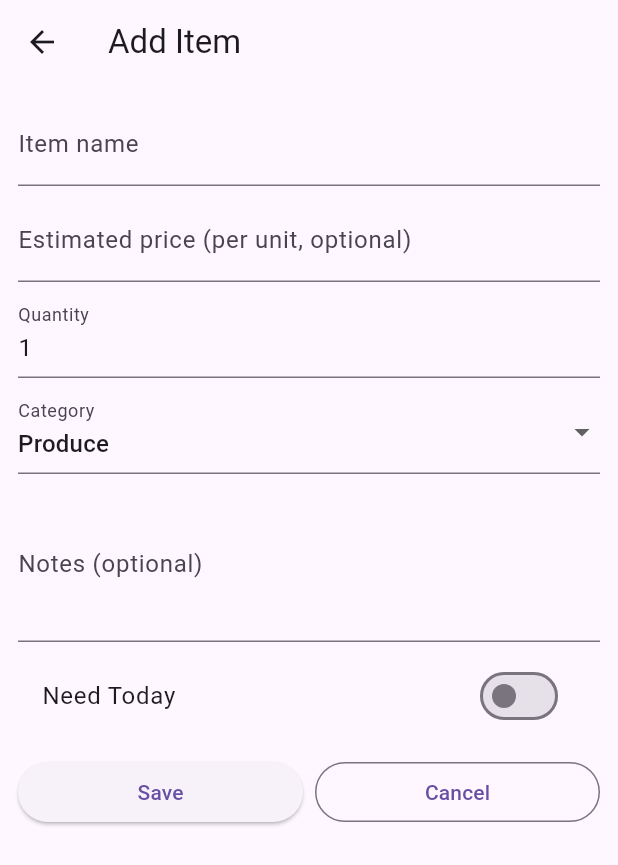
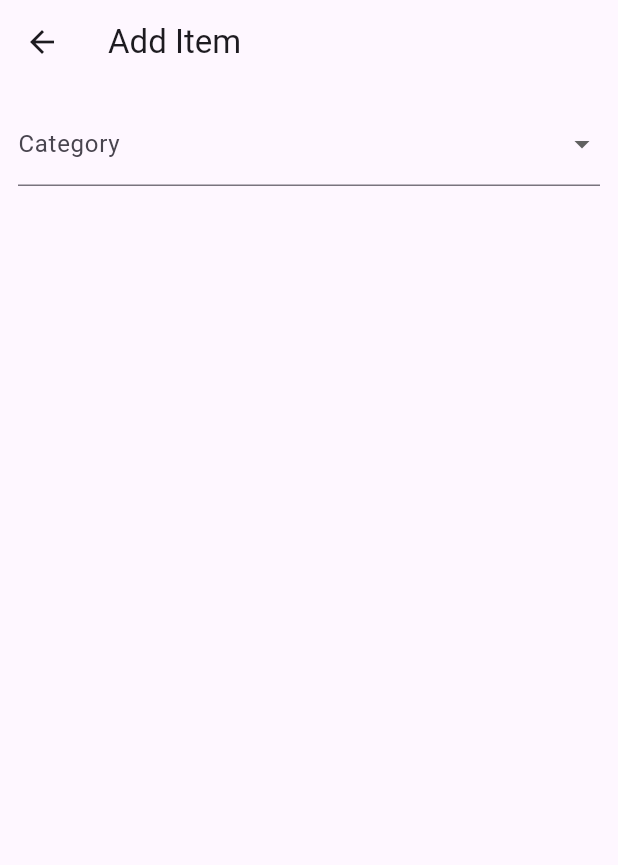
Before and after one commit to funkywhale/project01_groceryapp, a Flutter app: the screen it shows after launch, after a tap on the "add" icon, on a phone screen of 412 x 824 dp. Shown: the top 865 px of the screen. Run offline on Flutter 3.47's test engine with Material 3 defaults, Android fonts, the phone set to English and light mode, and no system bars; our stand-ins replace shared_preferences.

Commit message:
Milestone 2: Refined add/edit screen, tested savepref persistence to ensure grocery list saves when closing/reopening app

```diff
--- /dev/null
+++ b/lib/models/grocery_catalog.dart
@@ -0,0 +1,319 @@
+class GroceryCatalog {
+  static const Map<String, List<String>> itemsByCategory = {
+    'Produce': [
+      'Apples',
+      'Bananas',
+      'Oranges',
+      'Lettuce',
+      'Tomatoes',
+      'Potatoes',
+      'Onions',
+      'Garlic',
+      'Carrots',
+      'Broccoli',
+      'Spinach',
+      'Avocado',
+      'Strawberries',
+      'Blueberries',
+      'Cucumbers',
+      'Bell Peppers',
+      'Lemons',
+      'Limes',
+      'Grapes',
+      'Mushrooms',
+      'Kale',
+      'Zucchini',
+      'Eggplant',
+      'Green Beans',
+      'Sweet Potatoes',
+      'Cauliflower',
+      'Celery',
+      'Pineapple',
+      'Watermelon',
+      'Cantaloupe',
+      'Pears',
+      'Peaches',
+      'Plums',
+      'Nectarines',
+      'Kiwi',
+      'Pomegranate',
+      'Asparagus',
+      'Radishes',
+      'Beets',
+      'Romaine',
+      'Arugula',
+      'Mixed Greens',
+      'Ginger',
+      'Cilantro',
+      'Parsley',
+      'Basil',
+      'Dill',
+      'Green Onions',
+    ],
+    'Dairy': [
+      'Milk',
+      'Eggs',
+      'Butter',
+      'Cheddar Cheese',
+      'Mozzarella Cheese',
+      'Yogurt',
+      'Cream',
+      'Sour Cream',
+      'Greek Yogurt',
+      'Cottage Cheese',
+      'Half & Half',
+      'Heavy Cream',
+      'Parmesan Cheese',
+      'Feta Cheese',
+      'Swiss Cheese',
+      'Provolone',
+      'Cream Cheese',
+      'Buttermilk',
+    ],
+    'Bakery': [
+      'White Bread',
+      'Whole Wheat Bread',
+      'Buns',
+      'Bagels',
+      'Tortillas',
+      'Croissants',
+      'Muffins',
+      'Sourdough Bread',
+      'Rye Bread',
+      'Pita',
+      'Naan',
+      'English Muffins',
+      'Ciabatta',
+      'Baguette',
+      'Donuts',
+      'Pie Crust',
+    ],
+    'Meat': [
+      'Chicken Breast',
+      'Ground Beef',
+      'Pork Chops',
+      'Bacon',
+      'Sausages',
+      'Steak',
+      'Chicken Thighs',
+      'Whole Chicken',
+      'Ground Turkey',
+      'Turkey Breast',
+      'Ham',
+      'Lamb Chops',
+      'Roast Beef',
+      'Hot Dogs',
+    ],
+    'Seafood': [
+      'Salmon',
+      'Shrimp',
+      'Tuna',
+      'Tilapia',
+      'Cod',
+      'Crab',
+      'Lobster',
+      'Scallops',
+      'Mahi Mahi',
+    ],
+    'Frozen': [
+      'Frozen Vegetables',
+      'Frozen Pizza',
+      'Ice Cream',
+      'Frozen Berries',
+      'Chicken Nuggets',
+      'French Fries',
+      'Frozen Corn',
+      'Frozen Peas',
+      'Frozen Spinach',
+      'Frozen Waffles',
+      'Frozen Meals',
+      'Frozen Dumplings',
+    ],
+    'Snacks': [
+      'Chips',
+      'Crackers',
+      'Popcorn',
+      'Nuts',
+      'Granola Bars',
+      'Cookies',
+      'Chocolate',
+      'Pretzels',
+      'Trail Mix',
+      'Beef Jerky',
+      'Salsa',
+      'Hummus',
+      'Rice Cakes',
+      'Pita Chips',
+    ],
+    'Beverages': [
+      'Water',
+      'Soda',
+      'Juice',
+      'Coffee',
+      'Tea',
+      'Sports Drink',
+      'Sparkling Water',
+      'Almond Milk',
+      'Oat Milk',
+      'Coconut Water',
+      'Energy Drink',
+      'Lemonade',
+      'Iced Tea',
+    ],
+    'Household': [
+      'Paper Towels',
+      'Toilet Paper',
+      'Dish Soap',
+      'Laundry Detergent',
+      'Trash Bags',
+      'Sponges',
+      'Hand Soap',
+      'Aluminum Foil',
+      'Plastic Wrap',
+      'Food Storage Bags',
+      'Napkins',
+      'Tissues',
+      'Dishwasher Pods',
+      'Bleach',
+      'All-Purpose Cleaner',
+      'Light Bulbs',
+      'Batteries',
+    ],
+    'Condiments': [
+      'Ketchup',
+      'Mustard',
+      'Mayonnaise',
+      'BBQ Sauce',
+      'Hot Sauce',
+      'Soy Sauce',
+      'Salad Dressing',
+      'Olive Oil',
+      'Vinegar',
+      'Relish',
+      'Honey',
+      'Maple Syrup',
+      'Peanut Butter',
+      'Jam',
+      'Jelly',
+      'Sriracha',
+      'Hoisin Sauce',
+      'Teriyaki Sauce',
+      'Sesame Oil',
+      'Tartar Sauce',
+    ],
+  };
+
+  static List<String> categories() {
+    final list = itemsByCategory.keys.toList();
+    list.sort();
+    return list;
+  }
+
+  static List<String> itemsForCategory(String category) {
+    final list = List<String>.from(itemsByCategory[category] ?? const []);
+    list.sort();
+    return list;
+  }
+
+  static const List<int> quantityOptions = <int>[
+    1,
+    2,
+    3,
+    4,
+    5,
+    6,
+    7,
+    8,
+    9,
+    10,
+    11,
+    12,
+    13,
+    14,
+    15,
+    16,
+    17,
+    18,
+    19,
+    20,
+    21,
+    22,
+    23,
+    24,
+    25,
+    26,
+    27,
+    28,
+    29,
+    30,
+    31,
+    32,
+    33,
+    34,
+    35,
+    36,
+    37,
+    38,
+    39,
+    40,
+    41,
+    42,
+    43,
+    44,
+    45,
+    46,
+    47,
+    48,
+    49,
+    50,
+    51,
+    52,
+    53,
+    54,
+    55,
+    56,
+    57,
+    58,
+    59,
+    60,
+    61,
+    62,
+    63,
+    64,
+    65,
+    66,
+    67,
+    68,
+    69,
+    70,
+    71,
+    72,
+    73,
+    74,
+    75,
+    76,
+    77,
+    78,
+    79,
+    80,
+    81,
+    82,
+    83,
+    84,
+    85,
+    86,
+    87,
+    88,
+    89,
+    90,
+    91,
+    92,
+    93,
+    94,
+    95,
+    96,
+    97,
+    98,
+    99,
+  ];
+}
--- a/lib/screens/add_edit_screen.dart
+++ b/lib/screens/add_edit_screen.dart
@@ -1,6 +1,7 @@
 import 'package:flutter/material.dart';
 import '../models/grocery_list_model.dart';
 import '../models/grocery_item.dart';
+import '../models/grocery_catalog.dart';
 
 class AddEditScreen extends StatefulWidget {
   final GroceryListModel model;
@@ -14,60 +15,86 @@ class AddEditScreen extends StatefulWidget {
 
 class _AddEditScreenState extends State<AddEditScreen> {
   final _formKey = GlobalKey<FormState>();
-  final _nameCtl = TextEditingController();
-  final _qtyCtl = TextEditingController(text: '1');
   final _notesCtl = TextEditingController();
-  final _priceCtl = TextEditingController();
-  String _category = 'Produce';
+  String? _selectedCategory;
+  String? _selectedItemName;
+  bool _includePrice = false;
+  int? _selectedDollars;
+  int _selectedCents = 0;
+  int _selectedQty = 1;
   bool _priority = false;
-
-  static const List<String> _categories = [
-    'Produce',
-    'Dairy',
-    'Bakery',
-    'Seafood',
-    'Meat',
-    'Frozen',
-    'Snacks',
-    'Beverages',
-    'Household',
-    'Condiments',
-  ];
 
   @override
   void initState() {
     super.initState();
     if (widget.item != null) {
       final it = widget.item!;
-      _nameCtl.text = it.name;
-      _qtyCtl.text = it.quantity.toString();
+      _selectedCategory = it.category;
+      _selectedItemName = it.name;
+      if (it.price != null) {
+        _includePrice = true;
+        final p = it.price!.clamp(0, double.infinity);
+        int dollars = p.floor();
+        int cents = ((p - dollars) * 100).round();
+        if (cents >= 100) {
+          dollars += 1;
+          cents = 0;
+        }
+        _selectedDollars = dollars.clamp(1, 99);
+        _selectedCents = _closestAllowedCents(cents);
+      } else {
+        _includePrice = false;
+        _selectedDollars = null;
+        _selectedCents = 0;
+      }
+      _selectedQty = it.quantity;
       _notesCtl.text = it.notes ?? '';
-      _priceCtl.text = it.price?.toString() ?? '';
-      _category = it.category;
       _priority = it.priority;
+    } else {
+      _selectedCategory = null;
+      _selectedItemName = null;
+      _includePrice = false;
+      _selectedDollars = null;
+      _selectedCents = 0;
+      _selectedQty = 1;
+      _priority = false;
     }
   }
 
   @override
   void dispose() {
-    _nameCtl.dispose();
-    _qtyCtl.dispose();
     _notesCtl.dispose();
-    _priceCtl.dispose();
     super.dispose();
+  }
+
+  int _closestAllowedCents(int cents) {
+    const allowed = [0, 49, 79, 99];
+    int best = allowed.first;
+    int bestDiff = (cents - best).abs();
+    for (final a in allowed.skip(1)) {
+      final d = (cents - a).abs();
+      if (d < bestDiff) {
+        best = a;
+        bestDiff = d;
+      }
+    }
+    return best;
   }
 
   void _save() {
     if (!_formKey.currentState!.validate()) return;
-    final name = _nameCtl.text.trim();
-    final qty = int.tryParse(_qtyCtl.text) ?? 1;
-    final price = double.tryParse(_priceCtl.text) ?? 0.0;
+    final name = _selectedItemName!;
+    final qty = _selectedQty;
+    final String category = _selectedCategory!;
+    final double? price = _includePrice && _selectedDollars != null
+        ? _selectedDollars! + (_selectedCents / 100.0)
+        : null;
 
     if (widget.item == null) {
       widget.model.createAndAdd(
         name: name,
         quantity: qty,
-        category: _category,
+        category: category,
         notes: _notesCtl.text.trim(),
         priority: _priority,
         price: price,
@@ -76,7 +103,7 @@ class _AddEditScreenState extends State<AddEditScreen> {
       final updated = widget.item!.copyWith(
         name: name,
         quantity: qty,
-        category: _category,
+        category: category,
         notes: _notesCtl.text.trim(),
         price: price,
         priority: _priority,
@@ -98,47 +125,146 @@ class _AddEditScreenState extends State<AddEditScreen> {
           key: _formKey,
           child: ListView(
             children: [
-              TextFormField(
-                controller: _nameCtl,
-                decoration: const InputDecoration(labelText: 'Item name'),
+              DropdownButtonFormField<String>(
+                initialValue: _selectedCategory,
+                decoration: const InputDecoration(labelText: 'Category'),
+                items: GroceryCatalog.categories()
+                    .map(
+                      (c) => DropdownMenuItem<String>(value: c, child: Text(c)),
+                    )
+                    .toList(),
+                onChanged: (v) {
+                  setState(() {
+                    _selectedCategory = v;
+                    _selectedItemName = null;
+                    _includePrice = false;
+                    _selectedDollars = null;
+                    _selectedCents = 0;
+                    _selectedQty = 1;
+                  });
+                },
                 validator: (v) =>
-                    (v == null || v.trim().isEmpty) ? 'Enter a name' : null,
+                    v == null || v.isEmpty ? 'Please select a category' : null,
               ),
               const SizedBox(height: 8),
-              TextFormField(
-                controller: _priceCtl,
-                decoration: const InputDecoration(
-                  labelText: 'Estimated price (per unit, optional)',
+
+              if (_selectedCategory != null)
+                Builder(
+                  builder: (context) {
+                    final items = GroceryCatalog.itemsForCategory(
+                      _selectedCategory!,
+                    );
+                    if (_selectedItemName != null &&
+                        !items.contains(_selectedItemName)) {
+                      items.add(_selectedItemName!);
+                    }
+                    return DropdownButtonFormField<String>(
+                      initialValue: _selectedItemName,
+                      decoration: const InputDecoration(labelText: 'Item'),
+                      items: items
+                          .map(
+                            (n) => DropdownMenuItem<String>(
+                              value: n,
+                              child: Text(n),
                             ),
-                keyboardType: const TextInputType.numberWithOptions(
-                  decimal: true,
-                ),
-                validator: (v) {
-                  if (v == null || v.isEmpty) return null;
-                  final n = double.tryParse(v);
-                  if (n == null || n < 0) return 'Enter a valid price';
-                  return null;
+                          )
+                          .toList(),
+                      onChanged: (v) {
+                        setState(() {
+                          _selectedItemName = v;
+                          _includePrice = false;
+                          _selectedDollars = null;
+                          _selectedCents = 0;
+                          _selectedQty = 1;
+                        });
+                      },
+                      validator: (v) => v == null || v.isEmpty
+                          ? 'Please select an item'
+                          : null,
+                    );
                   },
                 ),
+              if (_selectedItemName != null) ...[
                 const SizedBox(height: 8),
-              TextFormField(
-                controller: _qtyCtl,
+                SwitchListTile(
+                  title: const Text('Specify price'),
+                  value: _includePrice,
+                  onChanged: (v) {
+                    setState(() {
+                      _includePrice = v;
+                      if (v) {
+                        _selectedDollars ??= 1;
+                        _selectedCents = _selectedCents;
+                      } else {
+                        _selectedDollars = null;
+                        _selectedCents = 0;
+                      }
+                    });
+                  },
+                  contentPadding: EdgeInsets.zero,
+                ),
+                if (_includePrice) ...[
+                  Row(
+                    children: [
+                      Expanded(
+                        child: DropdownButtonFormField<int>(
+                          initialValue: _selectedDollars,
+                          decoration: const InputDecoration(
+                            labelText: 'Dollars',
+                          ),
+                          items: List<int>.generate(99, (i) => i + 1)
+                              .map(
+                                (d) => DropdownMenuItem<int>(
+                                  value: d,
+                                  child: Text(d.toString()),
+                                ),
+                              )
+                              .toList(),
+                          onChanged: (v) =>
+                              setState(() => _selectedDollars = v),
+                          validator: (v) =>
+                              (_includePrice && (v == null || v < 1 || v > 99))
+                              ? 'Select dollars'
+                              : null,
+                        ),
+                      ),
+                      const SizedBox(width: 12),
+                      Expanded(
+                        child: DropdownButtonFormField<int>(
+                          initialValue: _selectedCents,
+                          decoration: const InputDecoration(labelText: 'Cents'),
+                          items: const [0, 49, 79, 99]
+                              .map(
+                                (c) => DropdownMenuItem<int>(
+                                  value: c,
+                                  child: Text(
+                                    '.${c.toString().padLeft(2, '0')}',
+                                  ),
+                                ),
+                              )
+                              .toList(),
+                          onChanged: (v) =>
+                              setState(() => _selectedCents = v ?? 0),
+                        ),
+                      ),
+                    ],
+                  ),
+                ],
+                const SizedBox(height: 8),
+                DropdownButtonFormField<int>(
+                  initialValue: _selectedQty,
                   decoration: const InputDecoration(labelText: 'Quantity'),
-                keyboardType: TextInputType.number,
-                validator: (v) {
-                  final n = int.tryParse(v ?? '');
-                  if (n == null || n <= 0) return 'Enter a valid quantity';
-                  return null;
-                },
+                  items: GroceryCatalog.quantityOptions
+                      .map(
+                        (q) => DropdownMenuItem<int>(
+                          value: q,
+                          child: Text(q.toString()),
                         ),
-              const SizedBox(height: 8),
-              DropdownButtonFormField<String>(
-                initialValue: _category,
-                items: _categories
-                    .map((c) => DropdownMenuItem(value: c, child: Text(c)))
+                      )
                       .toList(),
-                onChanged: (v) => setState(() => _category = v ?? _category),
-                decoration: const InputDecoration(labelText: 'Category'),
+                  onChanged: (v) => setState(() => _selectedQty = v ?? 1),
+                  validator: (v) =>
+                      (v == null || v <= 0) ? 'Please select a quantity' : null,
                 ),
                 const SizedBox(height: 8),
                 TextFormField(
@@ -173,6 +299,8 @@ class _AddEditScreenState extends State<AddEditScreen> {
                   ],
                 ),
               ],
+              const SizedBox(height: 8),
+            ],
           ),
         ),
       ),
```
Lines whose indentation alone changed are shown as unchanged.
